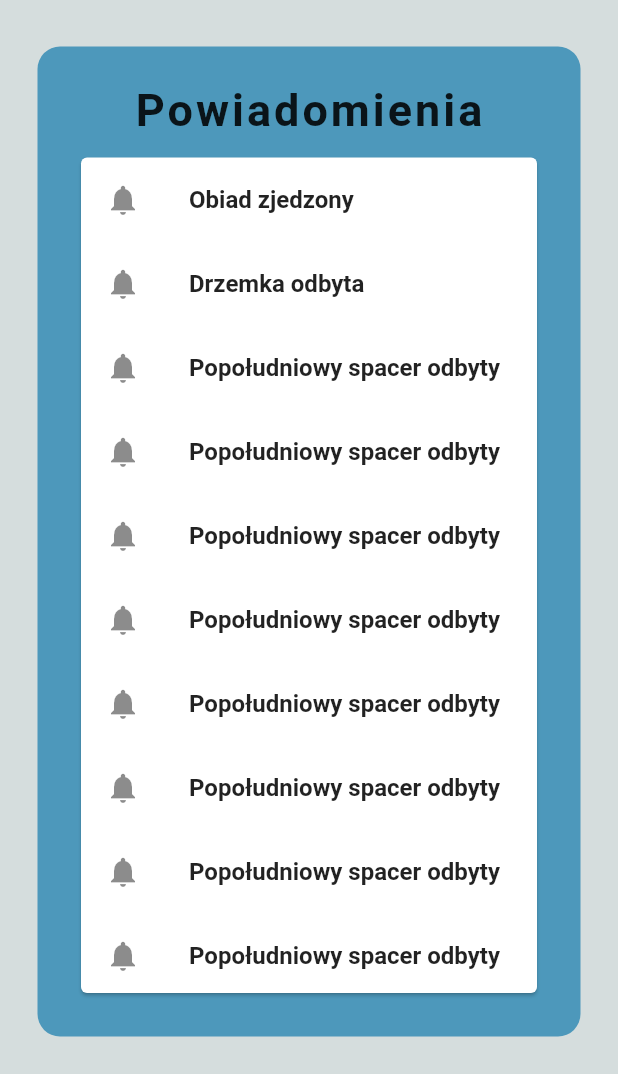
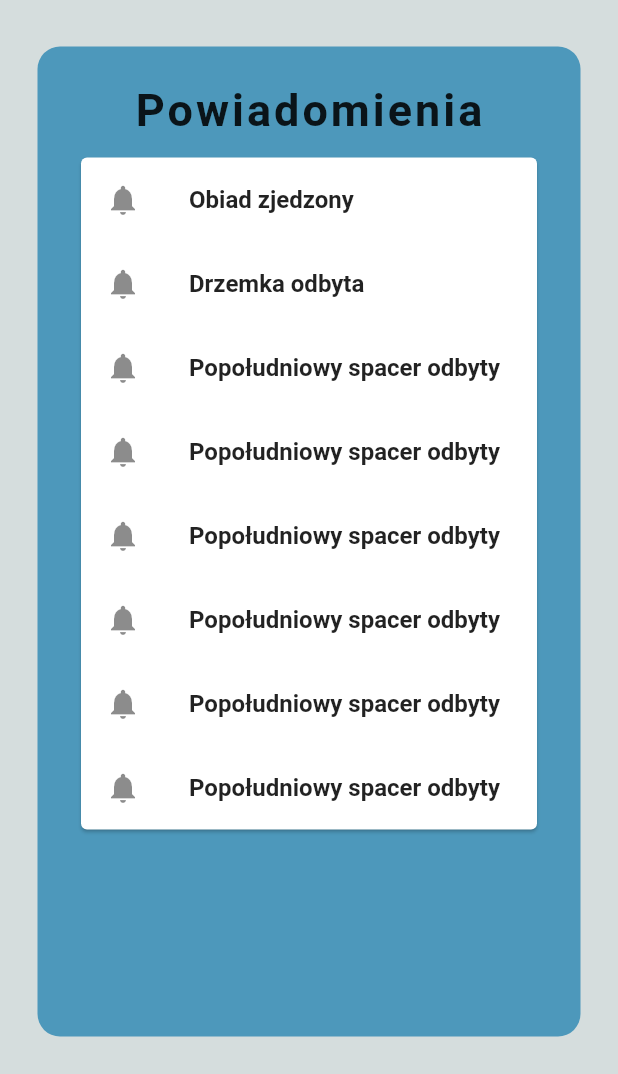
Before and after one commit to Pochmannn/Kinderinfo-FlutterApp, a Flutter app: the screen it shows after launch, after a tap on "Powiadomienia", on a phone screen of 412 x 824 dp, the part 162-1236 px from its top. Run offline on Flutter 3.47's test engine with Material 2 defaults, Android fonts, the phone set to English and light mode, and no system bars.

Commit message:
responsive update

```diff
--- a/lib/main.dart
+++ b/lib/main.dart
@@ -2,6 +2,7 @@ import 'package:flutter/material.dart';
 import 'package:provider/provider.dart';
 import 'notifications.dart';
 import 'profile.dart';
+import 'activities.dart';
 
 void main() {
   runApp(const MyApp());
@@ -36,26 +37,22 @@ class MyAppState extends ChangeNotifier {
     "Popołudniowy spacer odbyty",
     "Popołudniowy spacer odbyty",
     "Popołudniowy spacer odbyty",
-    "Popołudniowy spacer odbyty",
-    "Popołudniowy spacer odbyty",
-    "Popołudniowy spacer odbyty",
-    "Popołudniowy spacer odbyty",
-    "Popołudniowy spacer odbyty",
-    "Popołudniowy spacer odbyty",
-    "Popołudniowy spacer odbyty",
-    "Popołudniowy spacer odbyty10",
-    "Popołudniowy spacer odbyty",
-    "Popołudniowy spacer odbyty",
-    "Popołudniowy spacer odbyty",
-    "Popołudniowy spacer odbyty",
-    "Popołudniowy spacer odbyty",
-    "Popołudniowy spacer odbyty",
-    "Popołudniowy spacer odbyty",
-    "Popołudniowy spacer odbyty",
-    "Popołudniowy spacer odbytylast",
   ];
 
-
+  List monday = [
+    "Warsztaty z psami",
+    "Zawody sportowe",
+    "Warsztaty kuchenne",
+  ];
+  List tuesday = [
+    "Oglądanie filmów",
+    "Eksperymenty",
+    "Zawody sportowe",
+  ];
+  List wednesday = [
+    "Zawody szachowe",
+    "Wyścigi",
+  ];
 }
 
 class MyHomePage extends StatefulWidget {
@@ -254,8 +251,7 @@ class Buttons extends Mpage {
                       builder: (context) => const Notifications()),
                 );
               },
-              child: const Flexible(
-                child: Text(
+              child: const Text(
                 'Powiadomienia',
                 style: TextStyle(
                   fontWeight: FontWeight.bold,
@@ -263,9 +259,7 @@ class Buttons extends Mpage {
                 ),
               ),
             ),
-            ),
-            Flexible(
-              child: ElevatedButton(
+            ElevatedButton(
               style: ButtonStyle(
                 backgroundColor: MaterialStateProperty.all(
                     const Color.fromARGB(255, 186, 181, 212)),
@@ -280,14 +274,17 @@ class Buttons extends Mpage {
                 ),
               ),
             ),
-            ),
-            Flexible(
-              child: ElevatedButton(
+            ElevatedButton(
               style: ButtonStyle(
                 backgroundColor: MaterialStateProperty.all(
                     const Color.fromARGB(255, 240, 163, 163)),
               ),
-                onPressed: nothing(),
+              onPressed: () {
+                Navigator.push(
+                  context,
+                  MaterialPageRoute(builder: (context) => const Activities()),
+                );
+              },
               child: const Text(
                 'Zajęcia',
                 style: TextStyle(
@@ -296,9 +293,7 @@ class Buttons extends Mpage {
                 ),
               ),
             ),
-            ),
-            Flexible(
-              child: ElevatedButton(
+            ElevatedButton(
               style: ButtonStyle(
                 backgroundColor: MaterialStateProperty.all(
                     const Color.fromARGB(255, 110, 106, 110)),
@@ -313,7 +308,6 @@ class Buttons extends Mpage {
                 ),
               ),
             ),
-            ),
           ],
         ),
       )
```
Also changed, not shown: lib/activities.dart (added, +239 -0 lines). Lines whose indentation alone changed are shown as unchanged.
